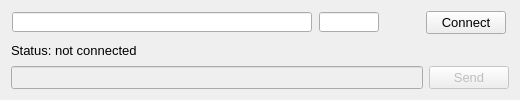
Before: the Qt Designer form ui/clientdialog.ui in ElDesalmado/ClientServerMessages, drawn with Qt 5.
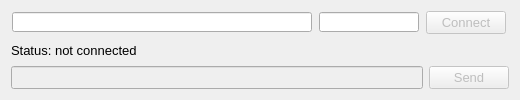
After: the same form once the commit is applied.

```diff
--- a/ui/clientdialog.ui
+++ b/ui/clientdialog.ui
@@ -64,33 +64,6 @@
      <property name="bottomMargin">
       <number>0</number>
      </property>
-     <item>
-      <widget class="QLineEdit" name="lineServerPort">
-       <property name="sizePolicy">
-        <sizepolicy hsizetype="Fixed" vsizetype="Fixed">
-         <horstretch>0</horstretch>
-         <verstretch>0</verstretch>
-        </sizepolicy>
-       </property>
-       <property name="minimumSize">
-        <size>
-         <width>300</width>
-         <height>20</height>
-        </size>
-       </property>
-       <property name="maximumSize">
-        <size>
-         <width>300</width>
-         <height>20</height>
-        </size>
-       </property>
-       <property name="font">
-        <font>
-         <pointsize>10</pointsize>
-        </font>
-       </property>
-      </widget>
-     </item>
      <item>
       <widget class="QLineEdit" name="lineServerIP">
        <property name="sizePolicy">
@@ -101,13 +74,13 @@
        </property>
        <property name="minimumSize">
         <size>
-         <width>60</width>
+         <width>300</width>
          <height>20</height>
         </size>
        </property>
        <property name="maximumSize">
         <size>
-         <width>60</width>
+         <width>300</width>
          <height>20</height>
         </size>
        </property>
@@ -119,23 +92,37 @@
       </widget>
      </item>
      <item>
-      <spacer name="horizontalSpacer">
-       <property name="orientation">
-        <enum>Qt::Horizontal</enum>
+      <widget class="QLineEdit" name="lineServerPort">
+       <property name="sizePolicy">
+        <sizepolicy hsizetype="Fixed" vsizetype="Fixed">
+         <horstretch>0</horstretch>
+         <verstretch>0</verstretch>
+        </sizepolicy>
        </property>
-       <property name="sizeType">
-        <enum>QSizePolicy::Minimum</enum>
+       <property name="minimumSize">
+        <size>
+         <width>100</width>
+         <height>20</height>
+        </size>
        </property>
-       <property name="sizeHint" stdset="0">
+       <property name="maximumSize">
         <size>
-         <width>40</width>
+         <width>100</width>
          <height>20</height>
         </size>
        </property>
-      </spacer>
+       <property name="font">
+        <font>
+         <pointsize>10</pointsize>
+        </font>
+       </property>
+      </widget>
      </item>
      <item>
-      <widget class="QPushButton" name="pushButton">
+      <widget class="QPushButton" name="btnConnect">
+       <property name="enabled">
+        <bool>false</bool>
+       </property>
        <property name="sizePolicy">
         <sizepolicy hsizetype="Fixed" vsizetype="Fixed">
          <horstretch>0</horstretch>
```
Left out of the diff: 6 changed lines with no effect on the pictures.
